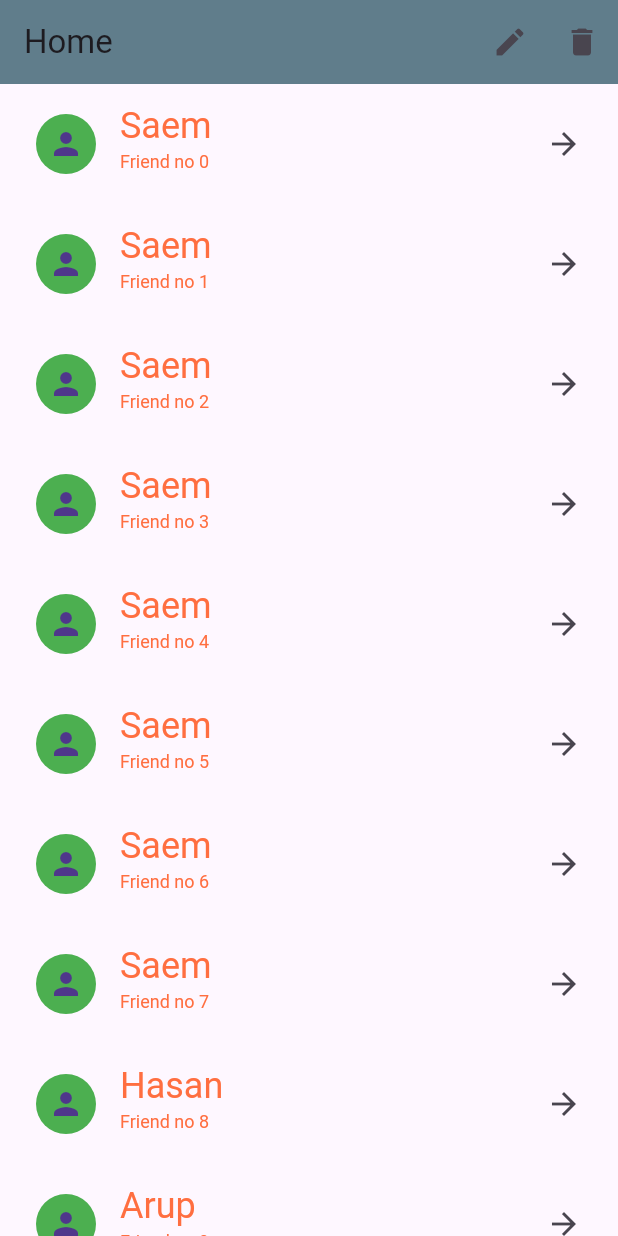
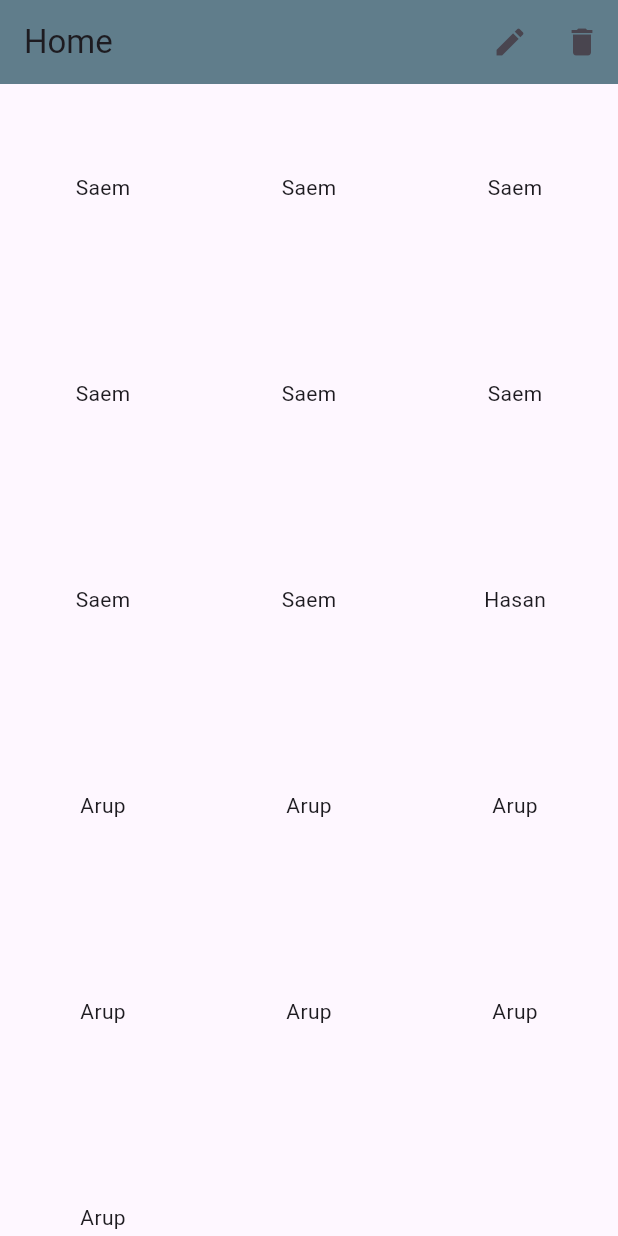
Before and after one commit to saem10/Flutter_2024, a Flutter app: the screen it shows after launch, on a phone screen of 412 x 824 dp. Run offline on Flutter 3.47's test engine with Material 3 defaults, Android fonts, the phone set to English and light mode, and no system bars.

Commit message:
GridView builder

```diff
--- a/lib/main.dart
+++ b/lib/main.dart
@@ -49,40 +49,33 @@ class Home extends StatelessWidget {
           ],
           //leading: Icon(Icons.add),
         ),
-        body: ListView.builder(
+        /*body: GridView(
+          gridDelegate: SliverGridDelegateWithFixedCrossAxisCount(
+            crossAxisCount: 2,
+            mainAxisSpacing: 12,
+            crossAxisSpacing: 8,
+
+          ),
+          children: [
+            Text('data'),
+            Text('data'),
+            Text('data'),
+            Text('data'),
+            Text('data'),
+            Text('data'),
+            Text('data'),
+            Text('data'),
+          ],
+        )*/
+      body:GridView.builder(
+          gridDelegate:
+              SliverGridDelegateWithFixedCrossAxisCount(crossAxisCount: 3),
           itemCount: friendlist.length,
           itemBuilder: (context, index) {
-            /*return Padding(
-              padding: const EdgeInsets.all(16),
+            return Center(
               child: Text(friendlist[index]),
             );
-          }*/
-            return ListTile(
-              title: Text(friendlist[index]),
-              subtitle: Text('Friend no $index'),
-              trailing: Icon(Icons.arrow_forward),
-              leading: CircleAvatar(
-                backgroundColor: Colors.green,
-                child: Icon(Icons.person),
-              ),
-              onTap: (){
-                print('On tap $index');
-              },
-
-              contentPadding: EdgeInsets.symmetric(
-                horizontal: 24,
-                vertical: 4,
-              ),
-              //dense: false,
-              //enabled: false,
-
-              titleTextStyle: TextStyle(fontSize: 24,color: Colors.deepOrangeAccent),
-              subtitleTextStyle:TextStyle(fontSize: 12,color: Colors.deepOrangeAccent) ,
-            );
-          }
-    ),
+          }),
     );
   }
-
-
 }
```
